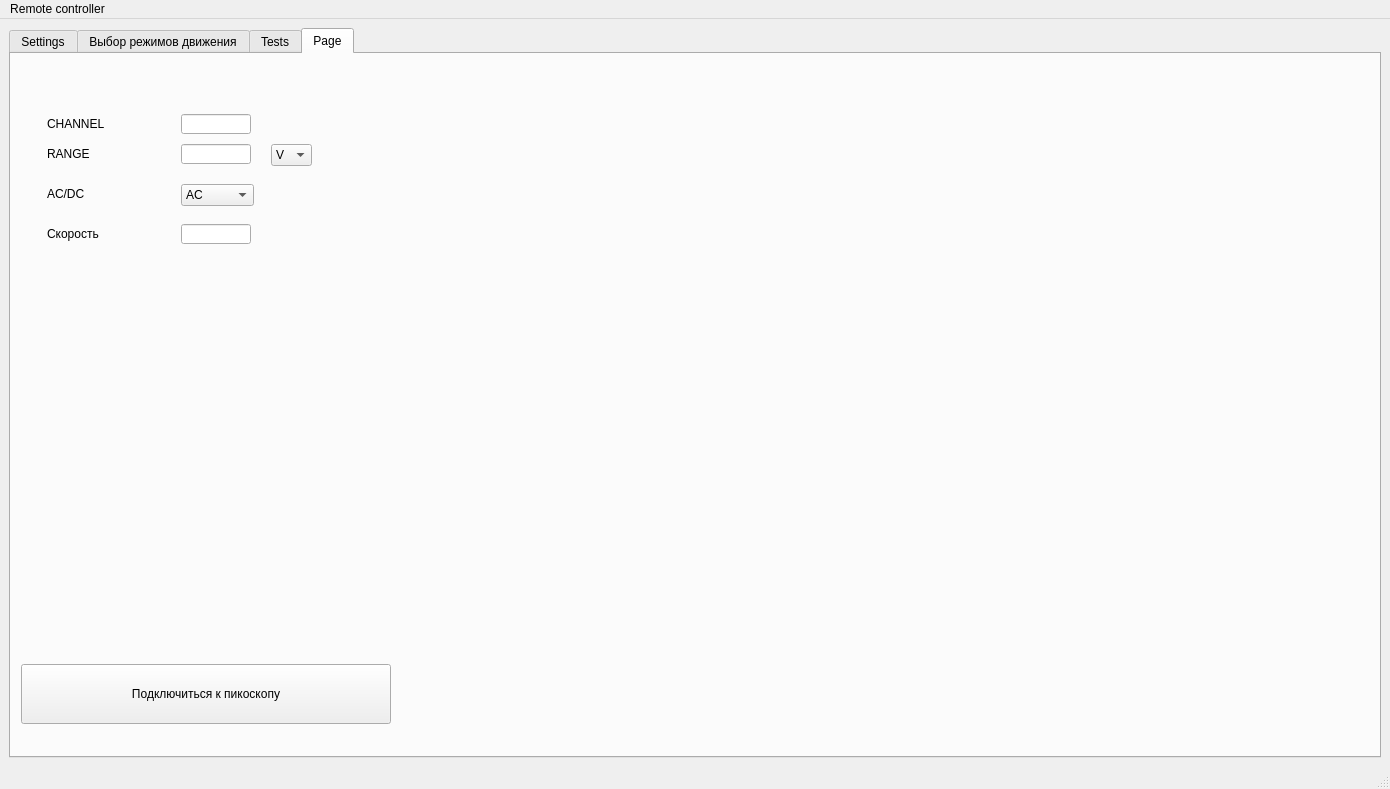
The window that gui_layout.ui (snowmanpro3/picoscope) describes before a commit, drawn with Qt 5.
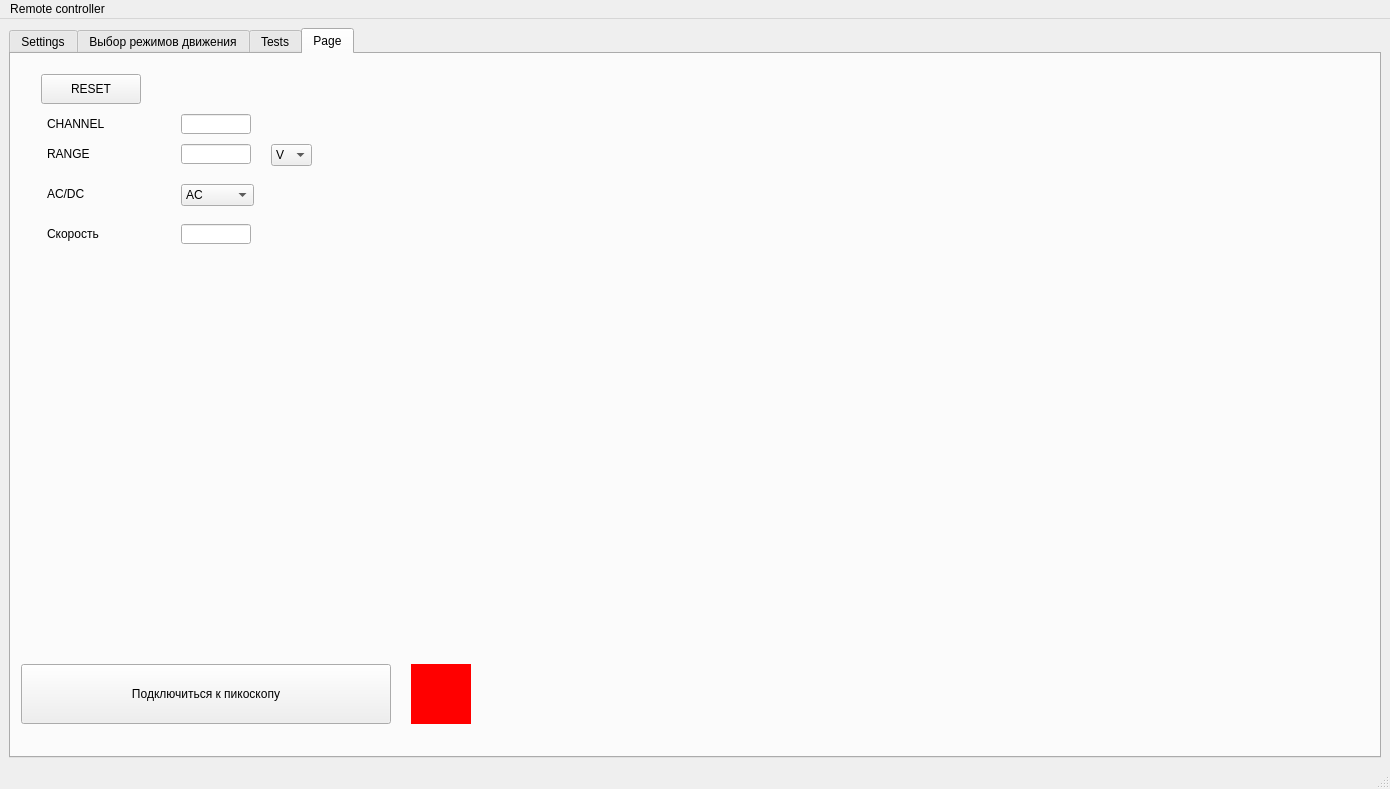
The same window after the commit.

Commit message: A working trigger. Reacts to the hand. Gain factor 200

```diff
--- a/gui_layout.ui
+++ b/gui_layout.ui
@@ -3647,6 +3647,59 @@
          </property>
         </item>
        </widget>
+       <widget class="QLabel" name="connect_status">
+        <property name="geometry">
+         <rect>
+          <x>400</x>
+          <y>610</y>
+          <width>60</width>
+          <height>60</height>
+         </rect>
+        </property>
+        <property name="minimumSize">
+         <size>
+          <width>60</width>
+          <height>60</height>
+         </size>
+        </property>
+        <property name="maximumSize">
+         <size>
+          <width>60</width>
+          <height>60</height>
+         </size>
+        </property>
+        <property name="styleSheet">
+         <string notr="true">background-color:rgb(255, 0, 0)</string>
+        </property>
+        <property name="text">
+         <string/>
+        </property>
+       </widget>
+       <widget class="QPushButton" name="reset_button_2">
+        <property name="geometry">
+         <rect>
+          <x>30</x>
+          <y>20</y>
+          <width>100</width>
+          <height>30</height>
+         </rect>
+        </property>
+        <property name="minimumSize">
+         <size>
+          <width>100</width>
+          <height>30</height>
+         </size>
+        </property>
+        <property name="maximumSize">
+         <size>
+          <width>100</width>
+          <height>30</height>
+         </size>
+        </property>
+        <property name="text">
+         <string>RESET</string>
+        </property>
+       </widget>
       </widget>
      </widget>
     </item>
```
The commit also changes 1 other file.
